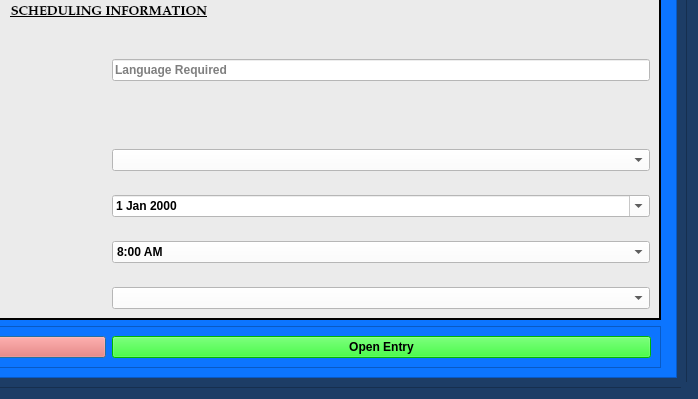
Old version of the form munientry/views/ui/GeneralNoticeOfHearingDialog.ui in the repository HunterProgram22/MuniEntry; both pictures show x 474 to 1172 and y 408 to 807 of the 1172 by 807 pixel window.
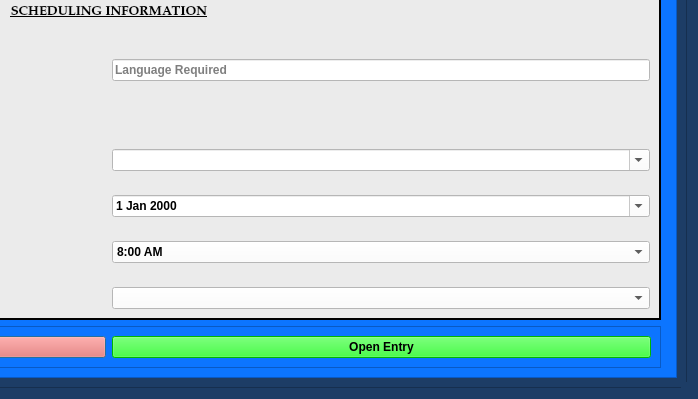
New version of the form. Custom widgets are drawn as their Qt base class.

Commit message: Finished updates to General Notice of Hearing dialog and template.

What changed in the file:
```diff
--- a/munientry/views/ui/GeneralNoticeOfHearingDialog.ui
+++ b/munientry/views/ui/GeneralNoticeOfHearingDialog.ui
@@ -433,7 +433,7 @@
                   <string notr="true">background-color: rgb(255, 255, 255);</string>
                  </property>
                  <property name="editable">
-                  <bool>false</bool>
+                  <bool>true</bool>
                  </property>
                  <item>
                   <property name="text">
```
Left out of the diff: 15 changed lines with no effect on the pictures. The commit also changes 3 other files.
